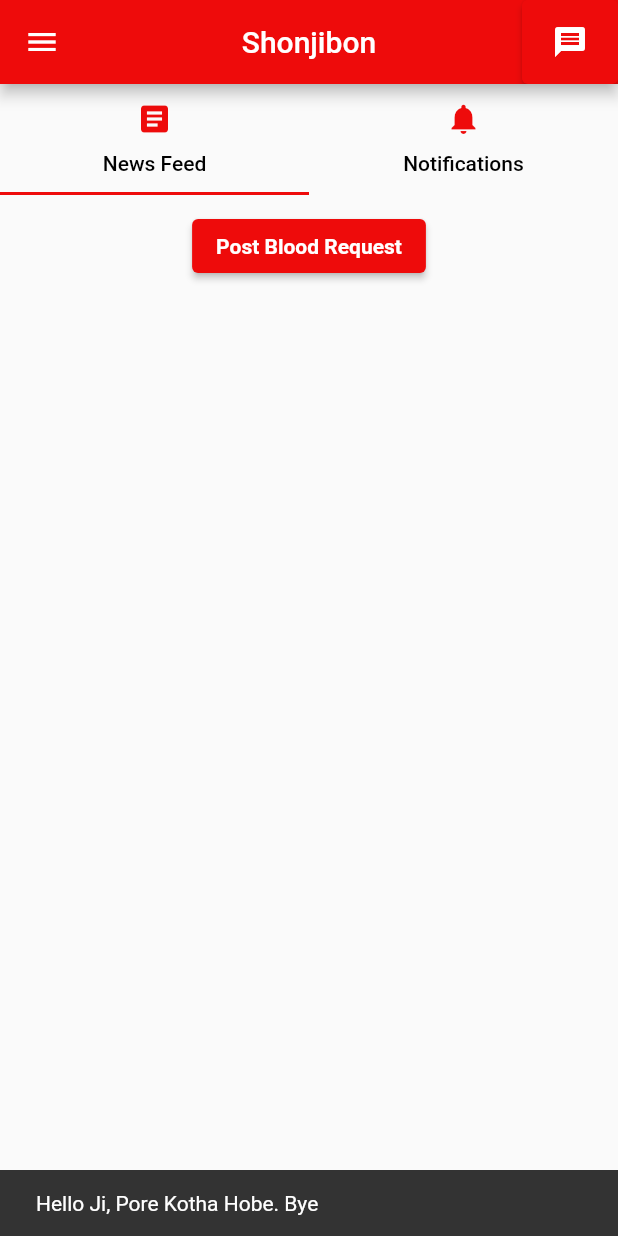
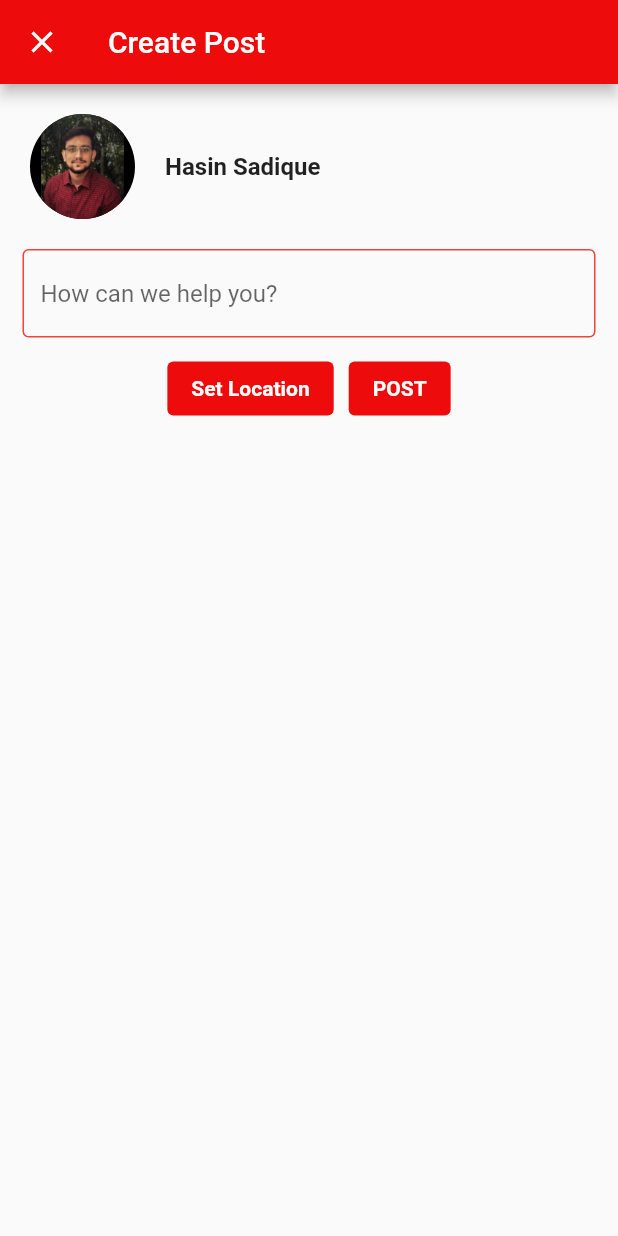
Before and after one commit to HasinSadique/Shonjibon_Blood-Donation-App, a Flutter app: the homePage screen opened directly, after a tap on "Post Blood Request", on a phone screen of 412 x 824 dp. Run offline on Flutter 3.47's test engine with Material 2 defaults, Android fonts, the phone set to English and light mode, and no system bars; our stand-ins replace circular_profile_avatar, flutter_signin_button, fluttertoast, splashscreen.

Commit message:
maybe 4th

```diff
--- /dev/null
+++ b/lib/CreatePost.dart
@@ -0,0 +1,101 @@
+import 'package:flutter/cupertino.dart';
+import 'package:flutter/material.dart';
+
+class CreatePost extends StatefulWidget {
+  const CreatePost({Key key}) : super(key: key);
+
+  @override
+  _CreatePostState createState() => _CreatePostState();
+}
+
+class _CreatePostState extends State<CreatePost> {
+  @override
+  Widget build(BuildContext context) {
+    return Scaffold(
+      appBar: AppBar(
+        backgroundColor: Color(0xffee0b0b),
+        title: Text("Create Post"),
+        leading: IconButton(
+          icon: Icon(
+            Icons.close,
+            color: Colors.white,
+          ),
+          onPressed: () {
+            Navigator.of(context).pop();
+          },
+        ),
+      ),
+      body: Column(
+        children: [
+          Row(
+            children: [
+              Padding(
+                padding: const EdgeInsets.all(20.0),
+                child: Container(
+                  height: 70,
+                  width: 70,
+                  decoration: BoxDecoration(
+                      image: DecorationImage(
+                          image: AssetImage("asset/profilepic.jpg")),
+                      shape: BoxShape.circle,
+                      color: Colors.black),
+                ),
+              ),
+              Text(
+                "Hasin Sadique",
+                style: TextStyle(fontWeight: FontWeight.bold, fontSize: 16),
+              )
+            ],
+          ),
+          Column(
+            children: [
+              Padding(
+                padding: const EdgeInsets.only(left: 15, right: 15),
+                child: TextField(
+                  keyboardType: TextInputType.multiline,
+                  minLines: 1,
+                  maxLines: 20,
+                  decoration: InputDecoration(
+                      hintText: "How can we help you?",
+                      focusedBorder: OutlineInputBorder(
+                        borderSide: BorderSide(color: Colors.red, width: 3.0),
+                      ),
+                      enabledBorder: OutlineInputBorder(
+                          borderSide:
+                              BorderSide(color: Colors.red, width: 1.0))),
+                ),
+              ),
+              SizedBox(height: 10),
+              Row(
+                mainAxisAlignment: MainAxisAlignment.center,
+                children: [
+                  ElevatedButton(
+                      style: ButtonStyle(
+                          backgroundColor:
+                              MaterialStateProperty.all(Color(0xffee0b0b))),
+                      onPressed: null,
+                      child: Text(
+                        "Set Location",
+                        style: TextStyle(
+                            fontWeight: FontWeight.bold, color: Colors.white),
+                      )),
+                  SizedBox(width: 10,),
+                  ElevatedButton(
+                      style: ButtonStyle(
+                          backgroundColor:
+                          MaterialStateProperty.all(Color(0xffee0b0b))),
+                      onPressed: null,
+                      child: Text(
+                        "POST",
+                        style: TextStyle(
+                            fontWeight: FontWeight.bold, color: Colors.white),
+                      ))
+                ],
+              ),
+            ],
+          )
+        ],
+      ),
+    );
+  }
+}
--- a/lib/homePage.dart
+++ b/lib/homePage.dart
@@ -2,6 +2,7 @@ import 'package:circular_profile_avatar/circular_profile_avatar.dart';
 import 'package:flutter/cupertino.dart';
 import 'package:flutter/material.dart';
 import 'package:fluttertoast/fluttertoast.dart';
+import 'package:shonjibon/CreatePost.dart';
 
 class homePage extends StatefulWidget {
   const homePage({Key key}) : super(key: key);
@@ -83,14 +84,20 @@ class _homePageState extends State<homePage> {
               ),
             ),
             ListTile(
-              leading:Icon(Icons.settings,color: Colors.black,),
+              leading: Icon(
+                Icons.settings,
+                color: Colors.black,
+              ),
               title: Text(
                 "Settings",
                 style: TextStyle(fontWeight: FontWeight.bold),
               ),
             ),
             ListTile(
-              leading: Icon(Icons.logout,color: Colors.black,),
+              leading: Icon(
+                Icons.logout,
+                color: Colors.black,
+              ),
               title: Text(
                 "Logout",
                 style: TextStyle(fontWeight: FontWeight.bold),
@@ -153,13 +160,25 @@ class _homePageState extends State<homePage> {
               children: [
                 Column(
                   children: [
-                    SizedBox(height: 10,),
+                    SizedBox(
+                      height: 10,
+                    ),
                     ElevatedButton(
-                      style: ButtonStyle(backgroundColor: MaterialStateProperty.all(Color(0xffee0b0b))),
+                        style: ButtonStyle(
+                            backgroundColor:
+                                MaterialStateProperty.all(Color(0xffee0b0b))),
                         onPressed: () {
-                          setState(() {message(context);});
+                          setState(() {
+                            Navigator.push(
+                                context,
+                                MaterialPageRoute(
+                                    builder: (context) => CreatePost()));
+                          });
                         },
-                        child: Text("Post Blood Request",style: TextStyle(fontWeight: FontWeight.bold),))
+                        child: Text(
+                          "Post Blood Request",
+                          style: TextStyle(fontWeight: FontWeight.bold),
+                        ))
                   ],
                 ),
                 Column(
--- a/lib/splashscreen.dart
+++ b/lib/splashscreen.dart
@@ -1,7 +1,6 @@
 import 'dart:ui';
 
 import 'package:flutter/material.dart';
-import 'package:shonjibon/iPhone12ProMax1.dart';
 import 'package:splashscreen/splashscreen.dart';
 
 import 'LoginPage.dart';
```
Also changed, not shown: lib/iPhone12ProMax1.dart (deleted, +0 -133 lines).
